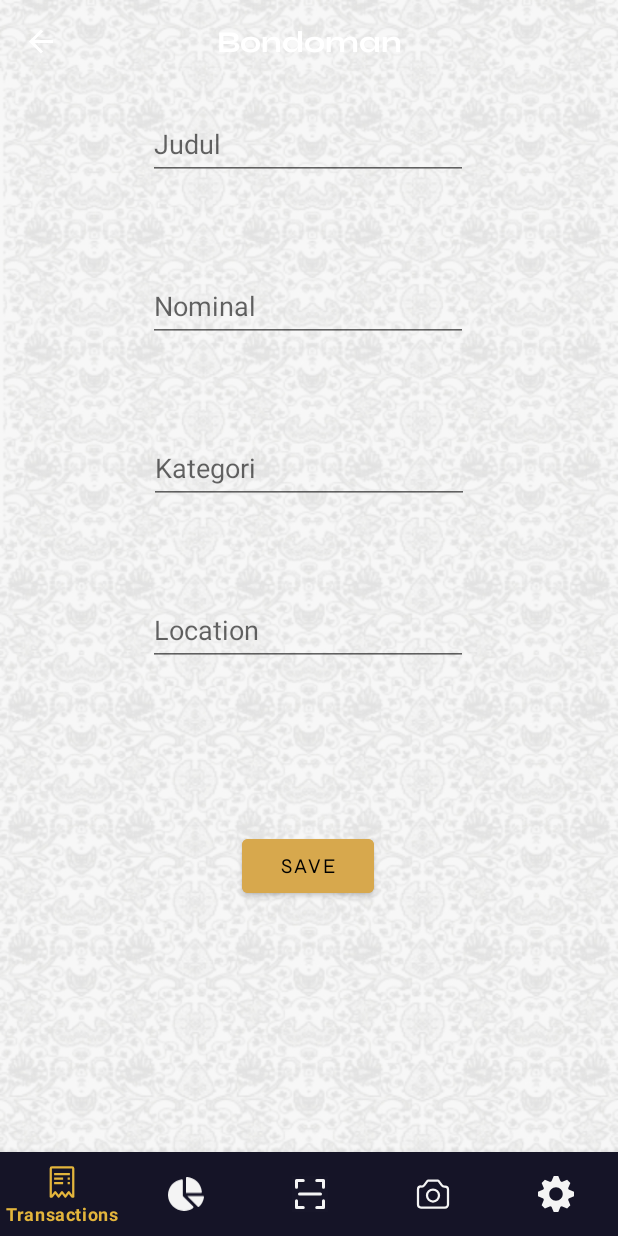
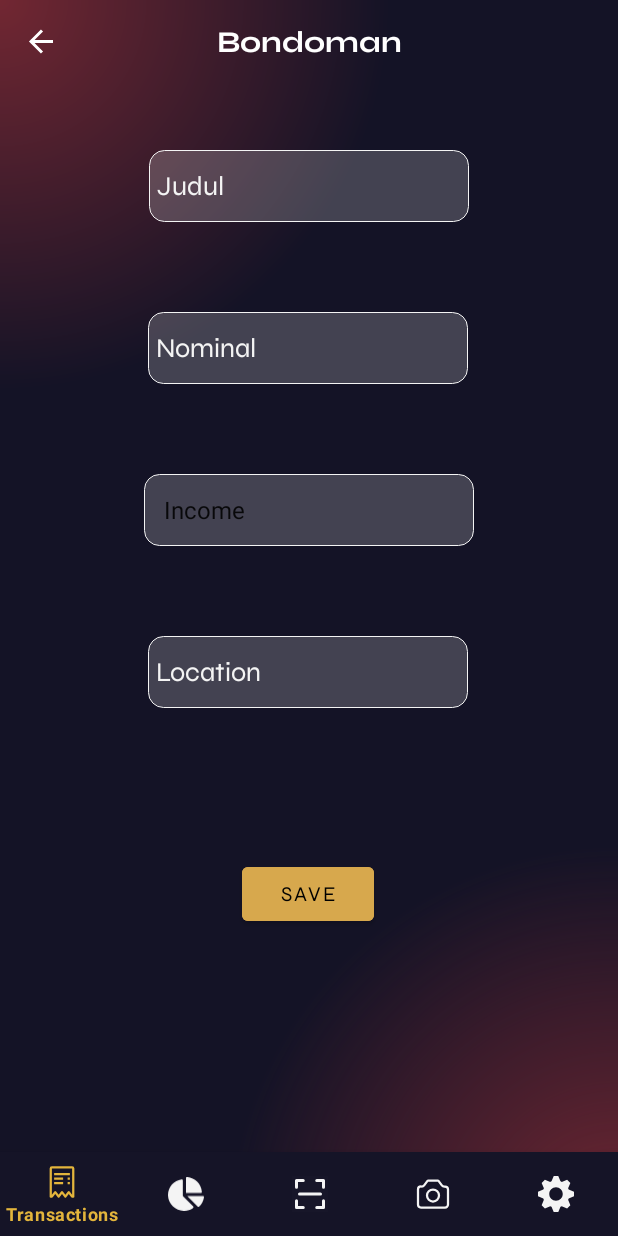
Before and after one commit to IceTeaXXD/Bondoman-Wallet-App, an Android app: the TransactionAdd screen opened through its navigation route, on a phone screen of 412 x 824 dp. Run offline under Robolectric (Android 15) with nearby library versions, the phone set to English and light mode, and no system bars; our stand-ins replace Room's generated code, navigation-ui; 2 statements that could not run were skipped.

Commit message:
feat: Add Transaction and Update UI

```diff
--- a/app/src/main/java/com/example/bondoman/ui/transactions/TransactionAdd.kt
+++ b/app/src/main/java/com/example/bondoman/ui/transactions/TransactionAdd.kt
@@ -4,12 +4,28 @@ import android.os.Bundle
 import android.view.LayoutInflater
 import android.view.View
 import android.view.ViewGroup
+import android.widget.ArrayAdapter
+import android.widget.Button
+import android.widget.EditText
+import android.widget.Spinner
 import androidx.fragment.app.Fragment
+import androidx.lifecycle.lifecycleScope
+import com.example.bondoman.R
+import com.example.bondoman.database.AppDatabase
+import com.example.bondoman.database.Transaction
 import com.example.bondoman.databinding.FragmentAddTransactionBinding
+import kotlinx.coroutines.launch
+import java.time.LocalDate
 
 class TransactionAdd : Fragment() {
     private var _binding: FragmentAddTransactionBinding? = null
     private val binding get() = _binding!!
+
+    private lateinit var etTitle: EditText
+    private lateinit var etNominal: EditText
+    private lateinit var etKategori: Spinner
+    private lateinit var etLocation: EditText
+    private lateinit var addButton: Button
 
     override fun onCreateView(
         inflater: LayoutInflater,
@@ -17,6 +33,41 @@ class TransactionAdd : Fragment() {
         savedInstanceState: Bundle?
     ): View? {
         _binding = FragmentAddTransactionBinding.inflate(inflater, container, false)
+
+        etTitle = binding.etTitle
+        etNominal = binding.etNominal
+        etKategori = binding.etKategori
+
+        ArrayAdapter.createFromResource(
+            requireContext(),
+            R.array.income_outcome_options,
+            android.R.layout.simple_spinner_item
+        ).also { adapter ->
+            adapter.setDropDownViewResource(android.R.layout.simple_spinner_dropdown_item)
+            etKategori.adapter = adapter
+        }
+
+        etLocation = binding.etLokasi
+        addButton = binding.saveButton
+
+        addButton.setOnClickListener {
+            // Save the Items into the Database
+            val transactionDao = AppDatabase.getInstance(requireContext()).transactionDao()
+            val newTransaction = Transaction(
+                null,
+                "13521007@std.stei.itb.ac.id",
+                transaction_name = etTitle.text.toString(),
+                transaction_price = etNominal.text.toString().toInt(),
+                transaction_category = etKategori.selectedItem.toString(),
+                transaction_location = etLocation.text.toString(),
+                transaction_date = LocalDate.now().toString()
+            )
+
+            viewLifecycleOwner.lifecycleScope.launch {
+                transactionDao.store(newTransaction)
+            }
+        }
+
         return binding.root
     }
 }
--- a/app/src/main/res/layout/fragment_add_transaction.xml
+++ b/app/src/main/res/layout/fragment_add_transaction.xml
@@ -3,63 +3,85 @@
     xmlns:app="http://schemas.android.com/apk/res-auto"
     xmlns:tools="http://schemas.android.com/tools"
     android:layout_width="match_parent"
-    android:background="@drawable/pagecover"
+    android:background="@drawable/glow_effect"
     android:layout_height="match_parent">
 
-
     <EditText
-        android:id="@+id/editTextText"
+        android:id="@+id/etTitle"
         android:layout_width="wrap_content"
         android:layout_height="48dp"
-        android:layout_marginTop="72dp"
+        android:layout_marginTop="100dp"
+        android:background="@drawable/rounded_item_transaction"
         android:ems="10"
+        android:fontFamily="@font/syne_regular"
+        android:hint="@string/title_name"
         android:inputType="text"
-        android:hint="@string/title_name"
+        android:padding="5dp"
+        android:shadowColor="@color/white"
+        android:textColor="@color/white"
+        android:textColorHint="@color/white"
         app:layout_constraintEnd_toEndOf="parent"
-        app:layout_constraintHorizontal_bias="0.497"
         app:layout_constraintStart_toStartOf="parent"
         app:layout_constraintTop_toTopOf="parent" />
 
     <EditText
-        android:id="@+id/editTextText2"
+        android:id="@+id/etNominal"
         android:layout_width="wrap_content"
         android:layout_height="48dp"
         android:layout_marginTop="60dp"
         android:ems="10"
         android:inputType="text"
+        android:padding="5dp"
+        android:background="@drawable/rounded_item_transaction"
         android:hint="@string/nominal"
+        android:fontFamily="@font/syne_regular"
+        android:textColorHint="@color/white"
+        android:textColor="@color/white"
+        android:shadowColor="@color/white"
         app:layout_constraintEnd_toEndOf="parent"
         app:layout_constraintHorizontal_bias="0.497"
         app:layout_constraintStart_toStartOf="parent"
-        app:layout_constraintTop_toBottomOf="@+id/editTextText" />
+        app:layout_constraintTop_toBottomOf="@+id/etTitle" />
 
-    <EditText
-        android:id="@+id/editTextText3"
-        android:layout_width="wrap_content"
+    <androidx.appcompat.widget.AppCompatSpinner
+        android:id="@+id/etKategori"
+        android:layout_width="220dp"
         android:layout_height="48dp"
         android:layout_marginTop="60dp"
         android:ems="10"
         android:hint="@string/kategori"
         android:inputType="text"
+        android:padding="5dp"
+        android:background="@drawable/rounded_item_transaction"
+        android:fontFamily="@font/syne_regular"
+        android:textColorHint="@color/white"
+        android:textColor="@color/white"
+        android:shadowColor="@color/white"
         app:layout_constraintEnd_toEndOf="parent"
         app:layout_constraintStart_toStartOf="parent"
-        app:layout_constraintTop_toBottomOf="@+id/editTextText2" />
+        app:layout_constraintTop_toBottomOf="@+id/etNominal" />
 
     <EditText
-        android:id="@+id/editTextText4"
+        android:id="@+id/etLokasi"
         android:layout_width="wrap_content"
         android:layout_height="48dp"
         android:layout_marginTop="60dp"
         android:ems="10"
         android:inputType="text"
         android:hint="@string/location_name"
+        android:padding="5dp"
+        android:background="@drawable/rounded_item_transaction"
+        android:fontFamily="@font/syne_regular"
+        android:textColorHint="@color/white"
+        android:textColor="@color/white"
+        android:shadowColor="@color/white"
         app:layout_constraintEnd_toEndOf="parent"
         app:layout_constraintHorizontal_bias="0.497"
         app:layout_constraintStart_toStartOf="parent"
-        app:layout_constraintTop_toBottomOf="@+id/editTextText3" />
+        app:layout_constraintTop_toBottomOf="@+id/etKategori" />
 
     <Button
-        android:id="@+id/button"
+        android:id="@+id/save_button"
         android:fontFamily="@font/syne_regular"
         android:layout_width="wrap_content"
         android:layout_height="wrap_content"
@@ -70,6 +92,6 @@
         app:layout_constraintEnd_toEndOf="parent"
         app:layout_constraintHorizontal_bias="0.498"
         app:layout_constraintStart_toStartOf="parent"
-        app:layout_constraintTop_toBottomOf="@+id/editTextText4"
+        app:layout_constraintTop_toBottomOf="@+id/etLokasi"
         app:layout_constraintVertical_bias="0.33" />
 </androidx.constraintlayout.widget.ConstraintLayout>
--- a/app/src/main/res/values/strings.xml
+++ b/app/src/main/res/values/strings.xml
@@ -31,4 +31,5 @@
     <string name="metu">metu</string>
     <string name="capture_btn_take">Take</string>
     <string name="connection_lost">Connection Lost</string>
+	<string name="add_transaction">Add Transaction</string>
 </resources>
```
